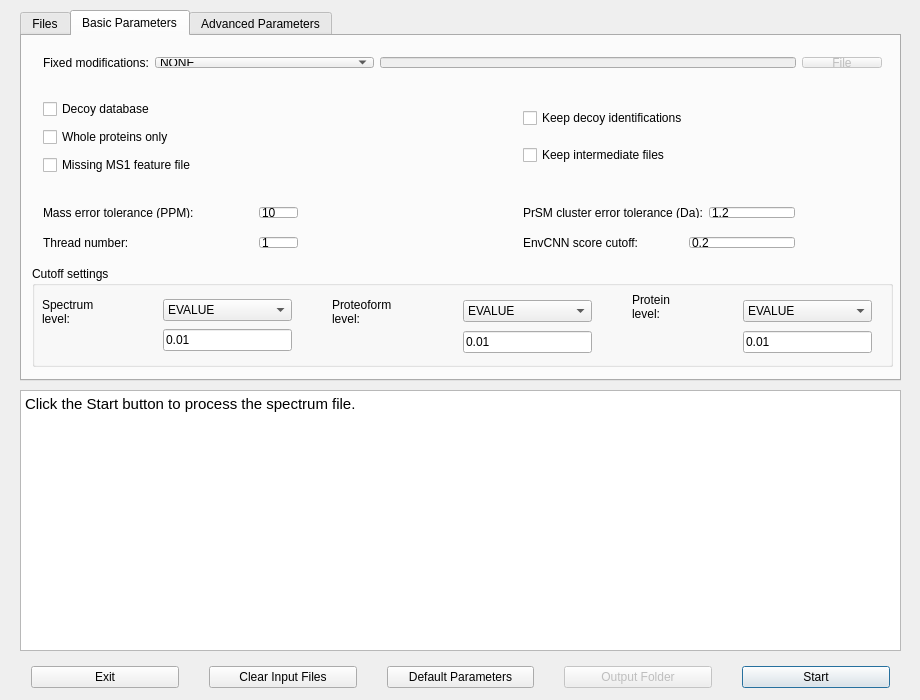
Old version of the form src/gui/topmg/topmgwindow.ui in the repository toppic-suite/toppic-suite.
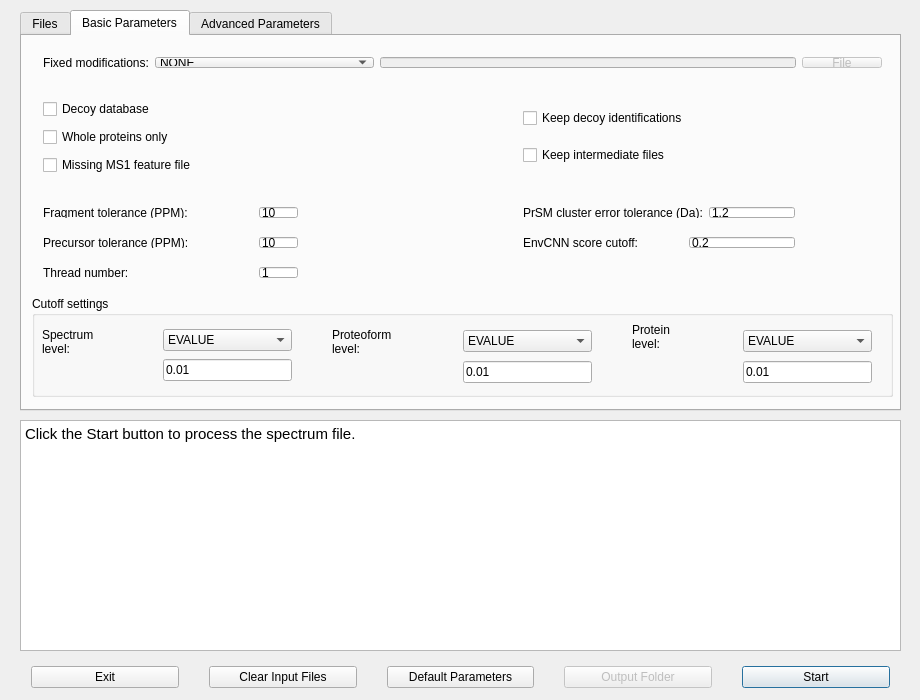
New version of the form. The open tabs and pages were chosen to show the change. Icons and pictures are not drawn.

Commit message: Replace -e/--mass-error-tolerance with -e/--frag-error-tolerance and -E/--prec-error-tolerance

```diff
--- a/src/gui/topmg/topmgwindow.ui
+++ b/src/gui/topmg/topmgwindow.ui
@@ -40,9 +40,9 @@
     <property name="geometry">
      <rect>
       <x>20</x>
-      <y>390</y>
+      <y>420</y>
       <width>881</width>
-      <height>261</height>
+      <height>231</height>
      </rect>
     </property>
     <property name="html">
@@ -133,7 +133,7 @@
       <x>20</x>
       <y>10</y>
       <width>881</width>
-      <height>371</height>
+      <height>401</height>
      </rect>
     </property>
     <property name="currentIndex">
@@ -426,6 +426,38 @@
        </item>
       </layout>
      </widget>
+     <widget class="QWidget" name="horizontalLayoutWidget_precTole">
+      <property name="geometry">
+       <rect>
+        <x>10</x>
+        <y>190</y>
+        <width>277</width>
+        <height>33</height>
+       </rect>
+      </property>
+      <layout class="QHBoxLayout" name="horizontalLayout_precTole">
+       <item>
+        <widget class="QLabel" name="label_precTole">
+         <property name="minimumSize">
+          <size>
+           <width>210</width>
+           <height>0</height>
+          </size>
+         </property>
+                  <property name="text">
+          <string>Precursor tolerance (PPM):</string>
+         </property>
+        </widget>
+       </item>
+       <item>
+        <widget class="QLineEdit" name="precErrorToleranceEdit">
+         <property name="text">
+          <string>10</string>
+         </property>
+        </widget>
+       </item>
+      </layout>
+     </widget>
      <widget class="QWidget" name="horizontalLayoutWidget_11">
       <property name="geometry">
        <rect>
@@ -445,7 +477,7 @@
           </size>
          </property>
          <property name="text">
-          <string>Mass error tolerance (PPM):</string>
+          <string>Fragment tolerance (PPM):</string>
          </property>
         </widget>
        </item>
@@ -462,7 +494,7 @@
       <property name="geometry">
        <rect>
         <x>10</x>
-        <y>230</y>
+        <y>260</y>
         <width>861</width>
         <height>101</height>
        </rect>
@@ -692,7 +724,7 @@
       <property name="geometry">
        <rect>
         <x>10</x>
-        <y>190</y>
+        <y>220</y>
         <width>277</width>
         <height>33</height>
        </rect>
```
The commit also changes 18 other files.
